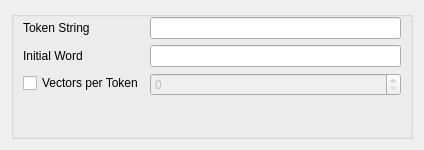
Qt form ui_files/TextualInversionUI.ui (derrian-distro/LoRA_Easy_Training_Scripts) before a commit.
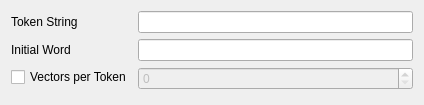
The same form after that commit. Custom widgets are drawn as their Qt base class.

Commit message: rework the textual inversion PR to fit within internal design language

Diff of the .ui file:
```diff
--- a/ui_files/TextualInversionUI.ui
+++ b/ui_files/TextualInversionUI.ui
@@ -7,7 +7,7 @@
     <x>0</x>
     <y>0</y>
     <width>424</width>
-    <height>150</height>
+    <height>105</height>
    </rect>
   </property>
   <property name="windowTitle">
@@ -15,47 +15,29 @@
   </property>
   <layout class="QVBoxLayout" name="verticalLayout">
    <item>
-    <widget class="QGroupBox" name="token_group">
-     <property name="title">
-      <string/>
-     </property>
-     <property name="checkable">
-      <bool>false</bool>
-     </property>
-     <property name="checked">
-      <bool>false</bool>
-     </property>
-     <layout class="QFormLayout" name="formLayout">
-      <property name="topMargin">
-       <number>0</number>
-      </property>
+    <layout class="QFormLayout" name="formLayout_3">
       <item row="0" column="0">
-       <widget class="QLabel" name="token_label">
+      <widget class="QLabel" name="label">
         <property name="text">
          <string>Token String</string>
         </property>
        </widget>
       </item>
-      <item row="0" column="1">
-       <widget class="LineEditWithHighlight" name="token_string"/>
-      </item>
       <item row="1" column="0">
-       <widget class="QLabel" name="init_word_label">
-        <property name="toolTip">
-         <string>&lt;html&gt;&lt;head/&gt;&lt;body&gt;&lt;p&gt;Token string used as an initialization point for the embedding.&lt;/p&gt;&lt;/body&gt;&lt;/html&gt;</string>
-        </property>
+      <widget class="QLabel" name="label_2">
         <property name="text">
          <string>Initial Word</string>
         </property>
        </widget>
       </item>
+     <item row="0" column="1">
+      <widget class="LineEditWithHighlight" name="token_string_input"/>
+     </item>
       <item row="1" column="1">
-       <widget class="LineEditWithHighlight" name="init_word"/>
+      <widget class="LineEditWithHighlight" name="initial_word_input"/>
       </item>
       <item row="2" column="1">
-       <layout class="QHBoxLayout" name="horizontalLayout">
-        <item>
-         <widget class="SpinBox" name="num_vectors_per_token">
+      <widget class="SpinBox" name="vectors_per_token_input">
           <property name="enabled">
            <bool>false</bool>
           </property>
@@ -82,8 +64,6 @@
           </property>
          </widget>
         </item>
-       </layout>
-      </item>
       <item row="2" column="0">
        <widget class="QCheckBox" name="vectors_per_token_enable">
         <property name="enabled">
@@ -98,7 +78,6 @@
        </widget>
       </item>
      </layout>
-    </widget>
    </item>
   </layout>
  </widget>
```
Lines whose indentation alone changed are shown as unchanged. The commit also changes 8 other files.
